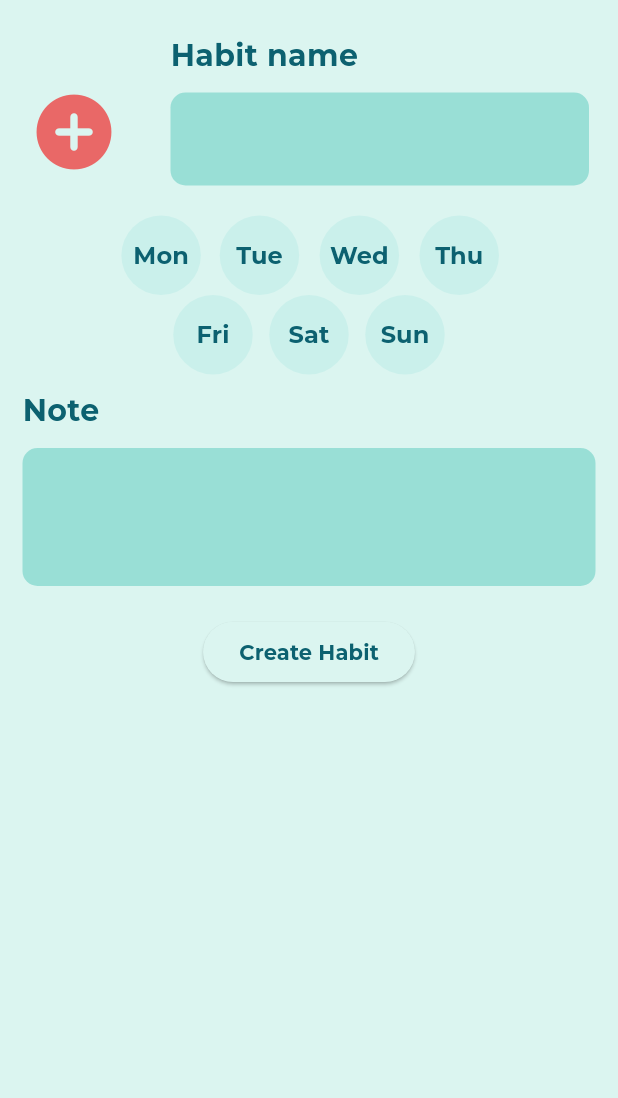
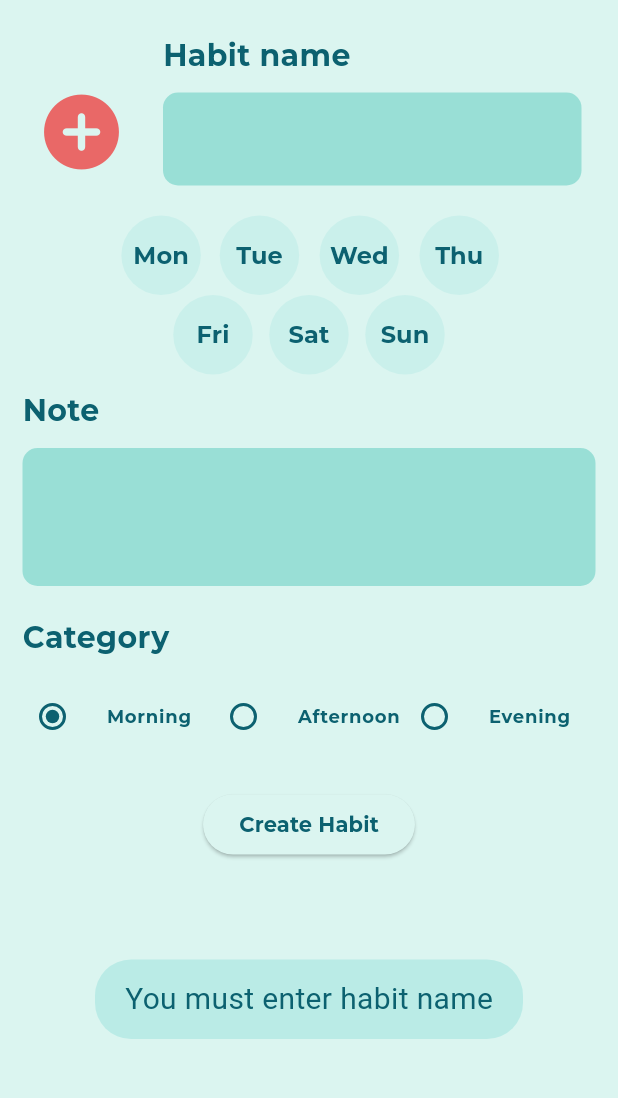
Before and after one commit to DominikZampach/Habbit, a Flutter app: the AddHabitPage screen opened directly, after a tap on "Create Habit", on a phone screen of 412 x 824 dp, the part 101-1199 px from its top. Run offline on Flutter 3.47's test engine with Material 3 defaults, Android fonts, the light colour scheme and no system bars; our stand-ins replace awesome_bottom_bar, cloud_firestore, firebase_auth, firebase_core, flutter_svg, fluttertoast; missing offline and left inert: flutter_iconpicker; accounts and stored records are empty; project files that could hold a hidden picture were left out.

Commit message:
Added category selection and fixed minor bugs

```diff
--- a/lib/pages/add_habit.dart
+++ b/lib/pages/add_habit.dart
@@ -3,7 +3,8 @@ import 'package:flutter_iconpicker/flutter_iconpicker.dart';
 import 'package:habbit_app/const.dart';
 import 'package:habbit_app/custom_icons.dart';
 import 'package:habbit_app/widgets/toast.dart';
-import 'package:multi_select_flutter/multi_select_flutter.dart';
+
+enum Categories { morning, afternoon, evening }
 
 class AddHabitPage extends StatefulWidget {
   const AddHabitPage({super.key});
@@ -19,7 +20,9 @@ class _AddHabitPageState extends State<AddHabitPage> {
   late String note = "";
   late String selectedDays = "";
   late String iconName = "";
+  late DateTime notificationTime;
   late IconData? selectedIcon = null;
+  late Categories? selectedCategory = Categories.morning;
   late List<bool> isDaySelected = [for (int i = 0; i < 7; i++) false];
 
   static final Map<int, String> daysMap = {
@@ -49,12 +52,16 @@ class _AddHabitPageState extends State<AddHabitPage> {
   void _createHabitFunc() {
     convertIsDaySelectedToSelectedDays();
     if (_controllerName.text.length > 22) {
-      // Name too long
       showToast("Name is too long, make it under 22 characters");
-      // TODO: Else if (at least 1 day has to be chosen, There must be selected icon, selected category)
+    } else if (_controllerName.text.isEmpty) {
+      showToast("You must enter habit name");
+    } else if (selectedIcon == null) {
+      showToast("You must choose an icon");
+    } else if (selectedDays == "") {
+      showToast("You must choose at least 1 day");
     } else {
-      // Get back to edit page and create new habit, that will be added to user and then into database
-      showToast("Everything is alright.");
+      //TODO: Get back to edit page and create new habit, that will be added to user and then into database
+      showToast("Everything is alright");
     }
   }
 
@@ -76,8 +83,9 @@ class _AddHabitPageState extends State<AddHabitPage> {
             const SizedBox(height: 20),
             _daySelect(context),
             _noteField(),
-            // Select category: Morning, Afternoon, Evening
-            // Notification time
+            const SizedBox(height: 10.0),
+            _categorySelect(),
+            //TODO: Notification time
             const SizedBox(
               height: 20.0,
             ),
@@ -89,11 +97,85 @@ class _AddHabitPageState extends State<AddHabitPage> {
     );
   }
 
+  Padding _categorySelect() {
+    return Padding(
+      padding: const EdgeInsets.only(top: 10.0, left: 15.0, right: 15.0),
+      child: Column(
+        crossAxisAlignment: CrossAxisAlignment.start,
+        mainAxisAlignment: MainAxisAlignment.start,
+        children: [
+          Text(
+            "Category",
+            style: TextStyle(
+              color: primary,
+              fontWeight: FontWeight.normal,
+              fontSize: 20.0,
+            ),
+          ),
+          const SizedBox(height: 10),
+          Row(
+            mainAxisAlignment: MainAxisAlignment.spaceEvenly,
+            children: [
+              Expanded(
+                child: RadioListTile.adaptive(
+                  value: Categories.morning,
+                  groupValue: selectedCategory,
+                  onChanged: (Categories? value) {
+                    setState(() {
+                      selectedCategory = value;
+                    });
+                  },
+                  title: const Text(
+                    "Morning",
+                    style: TextStyle(fontSize: 12.0),
+                  ),
+                  contentPadding: const EdgeInsets.all(0),
+                ),
+              ),
+              Expanded(
+                child: RadioListTile.adaptive(
+                  value: Categories.afternoon,
+                  groupValue: selectedCategory,
+                  onChanged: (Categories? value) {
+                    setState(() {
+                      selectedCategory = value;
+                    });
+                  },
+                  title: const Text(
+                    "Afternoon",
+                    style: TextStyle(fontSize: 12.0),
+                  ),
+                  contentPadding: const EdgeInsets.all(0),
+                ),
+              ),
+              Expanded(
+                child: RadioListTile.adaptive(
+                  value: Categories.evening,
+                  groupValue: selectedCategory,
+                  onChanged: (Categories? value) {
+                    setState(() {
+                      selectedCategory = value;
+                    });
+                  },
+                  title: const Text(
+                    "Evening",
+                    style: TextStyle(fontSize: 12.0),
+                  ),
+                  contentPadding: const EdgeInsets.all(0),
+                ),
+              ),
+            ],
+          ),
+        ],
+      ),
+    );
+  }
+
   Flexible _showIconPickerIcon(BuildContext context) {
     return Flexible(
       flex: 2,
       child: Padding(
-        padding: const EdgeInsets.only(top: 10.0, left: 15.0, right: 15.0),
+        padding: const EdgeInsets.only(top: 10.0, left: 15.0),
         child: Column(
           mainAxisAlignment: MainAxisAlignment.start,
           crossAxisAlignment: CrossAxisAlignment.start,
@@ -167,7 +249,9 @@ class _AddHabitPageState extends State<AddHabitPage> {
         selectedDays += "$i,";
       }
     }
-    selectedDays = selectedDays.substring(0, selectedDays.length - 1);
+    if (selectedDays != "") {
+      selectedDays = selectedDays.substring(0, selectedDays.length - 1);
+    }
   }
 
   void _selectIcon(BuildContext context) async {
--- a/lib/widgets/habit_card.dart
+++ b/lib/widgets/habit_card.dart
@@ -11,7 +11,7 @@ class HabitCard extends StatefulWidget {
   final Function onHabitToggled;
   final DatabaseService dbService;
 
-  HabitCard(
+  const HabitCard(
       {super.key,
       required this.positionIndex,
       required this.user,
--- a/lib/widgets/toast.dart
+++ b/lib/widgets/toast.dart
@@ -4,7 +4,7 @@ import 'package:habbit_app/const.dart';
 void showToast(String message) {
   Fluttertoast.showToast(
     msg: message,
-    toastLength: Toast.LENGTH_LONG,
+    toastLength: Toast.LENGTH_SHORT,
     gravity: ToastGravity.SNACKBAR,
     fontSize: 20.0,
     backgroundColor: tertiary.withOpacity(0.6),
```
